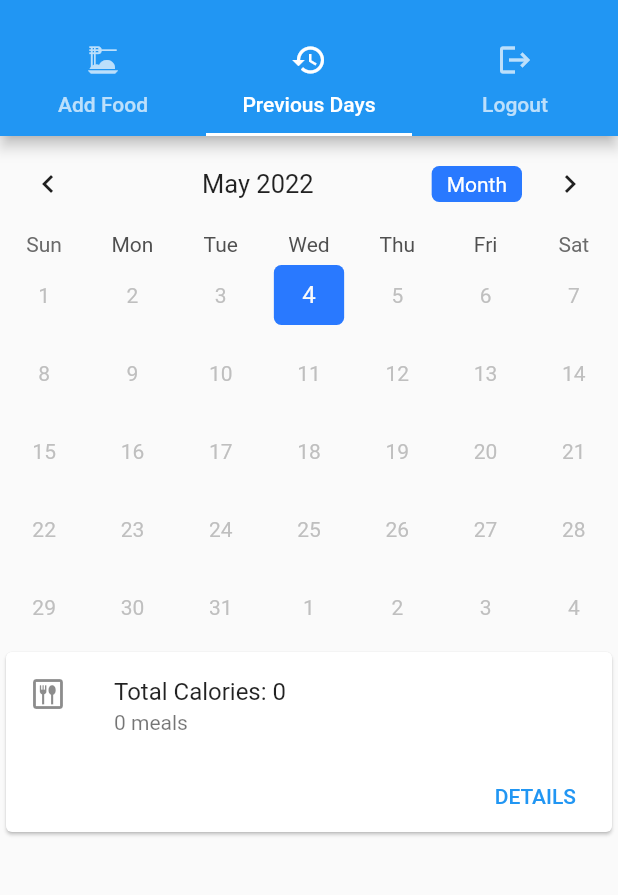
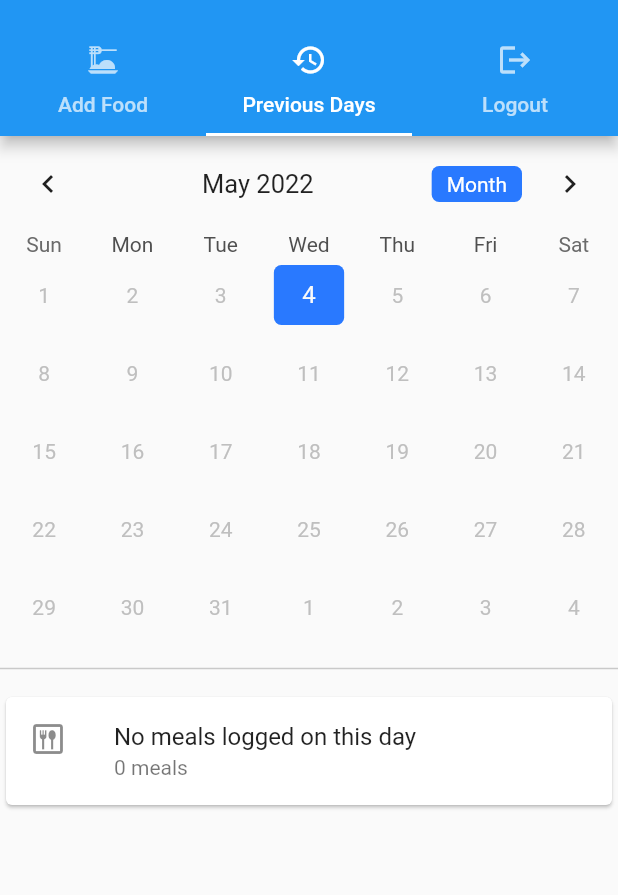
Before and after one commit to amahi2001/Calorie-Tracker, a Flutter app: the screen it shows once a user with an empty profile is signed in, tab 2 chosen, on a phone screen of 412 x 824 dp, the part 59-954 px from its top. Run offline on Flutter 3.47's test engine with Material 2 defaults, Android fonts, the phone set to English and light mode, and no system bars; drawn by our look-alikes of table_calendar; our stand-ins replace cloud_firestore, firebase_auth, firebase_core, flutter_signin_button, google_sign_in; missing offline and left inert: twitter_login; accounts and stored records are empty.

Commit message:
past meals detail view

```diff
--- a/group3/lib/previous_days.dart
+++ b/group3/lib/previous_days.dart
@@ -1,6 +1,8 @@
 import 'package:firebase_auth/firebase_auth.dart';
 import 'package:flutter/material.dart';
 import 'package:table_calendar/table_calendar.dart';
+import 'package:intl/intl.dart';
+import 'dayinfo.dart';
 import 'firestore.dart';
 
 GlobalKey<_Quickview> globalKey = GlobalKey();
@@ -103,13 +105,6 @@ class _PreviousDaysState extends State<PreviousDays> {
                   _selectedDay = selectedDay;
                   _focusedDay = focusedDay;
                 });
-
-                // Navigator.push(
-                //     context,
-                //     MaterialPageRoute(
-                //         builder: (context) => DayInfo(
-                //               selectedDay: selectedDay,
-                //             )));
               }
             },
             onFormatChanged: (format) => setState(() => _calendarFormat = format),
@@ -137,7 +132,6 @@ class _Quickview extends State<QuickView> {
   Future<List<Meal>> meals = Future.value([]);
 
   void retrieveData(DateTime selectedDay) {
-    print('asdasd');
     meals = getData(selectedDay);
     setState(() {});
   }
@@ -161,10 +155,22 @@ class _Quickview extends State<QuickView> {
                 TotalCal = TotalCal + int.parse(food.cal);
               }
             }
-            List meals = [];
-            return QuickViewCard(
+            // List meals = [];
+            return Column(
+              children: [
+                const Divider(
+                  height: 30,
+                  thickness: 1,
+                  color: Color.fromARGB(50, 0, 0, 0),
+                ),
+                QuickViewCard(
                   numberOfMeals: (snapshot.data?.length ?? 0).toString(),
-                totalCal: TotalCal.toString());
+                  totalCal: TotalCal.toString(),
+                  meals: snapshot.data!,
+                  selectedDay: widget.selectedDay,
+                ),
+              ],
+            );
           }
         });
   }
@@ -172,14 +178,21 @@ class _Quickview extends State<QuickView> {
 
 class QuickViewCard extends StatelessWidget {
   const QuickViewCard(
-      {Key? key, required this.numberOfMeals, required this.totalCal})
+      {Key? key,
+      required this.numberOfMeals,
+      required this.totalCal,
+      required this.meals,
+      required this.selectedDay})
       : super(key: key);
 
+  final List<Meal> meals;
   final String numberOfMeals;
   final String totalCal;
+  final DateTime selectedDay;
 
   @override
   Widget build(BuildContext context) {
+    if (totalCal != '0') {
       return Center(
           child: Card(
         child: Column(
@@ -195,7 +208,16 @@ class QuickViewCard extends StatelessWidget {
               children: <Widget>[
                 TextButton(
                   child: const Text('DETAILS'),
-                onPressed: () {/* ... */},
+                  onPressed: () {
+                    Navigator.push(
+                        context,
+                        MaterialPageRoute(
+                            builder: (context) => DayInfo(
+                                  meals: meals,
+                                  date: DateFormat('EEEE, MMM d, yyyy')
+                                      .format(selectedDay),
+                                )));
+                  },
                 ),
                 const SizedBox(width: 8),
                 const SizedBox(width: 8),
@@ -204,5 +226,21 @@ class QuickViewCard extends StatelessWidget {
           ],
         ),
       ));
+    } else {
+      return Center(
+        child: Card(
+          child: Column(
+            mainAxisSize: MainAxisSize.min,
+            children: <Widget>[
+              ListTile(
+                leading: Icon(Icons.dining_outlined),
+                title: Text("No meals logged on this day"),
+                subtitle: Text(numberOfMeals + ' meals'),
+              )
+            ],
+          ),
+        ),
+      );
     }
   }
+}
```
Also changed, not shown: group3/lib/dayinfo.dart (+99 -77 lines). Lines whose indentation alone changed are shown as unchanged.
